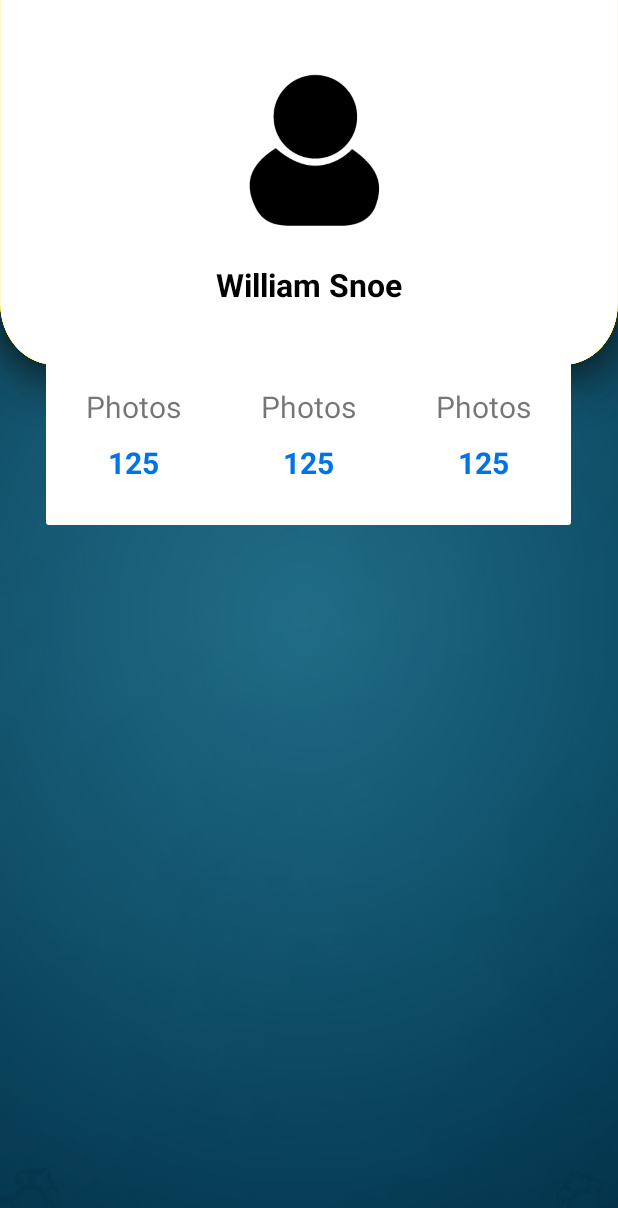
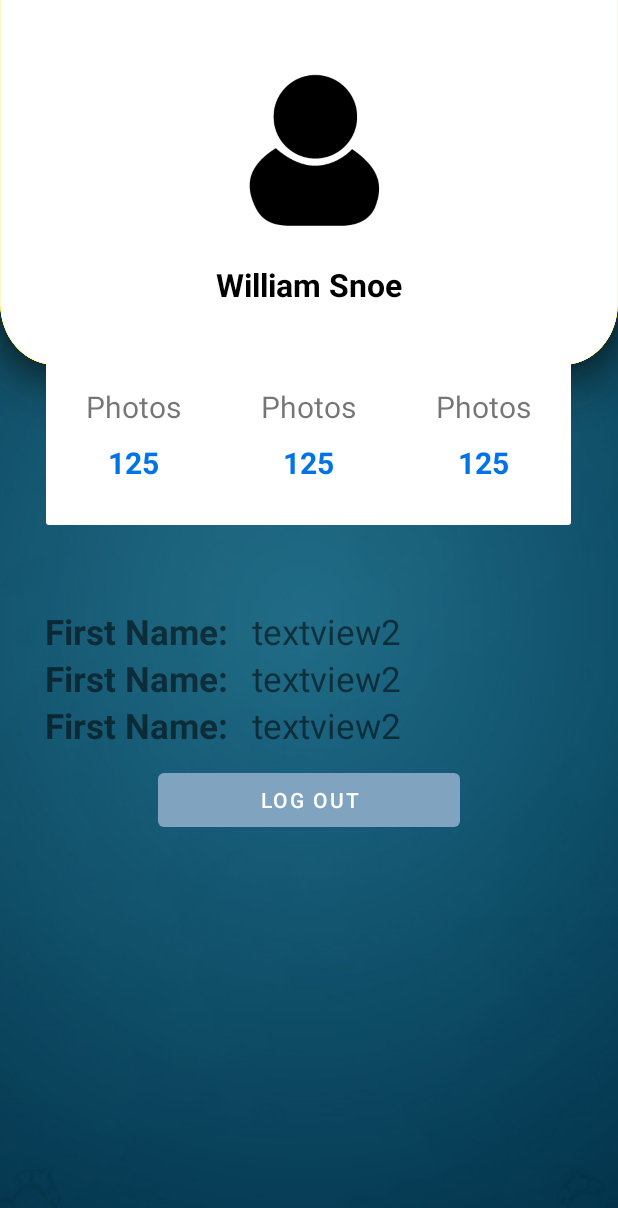
Before and after one commit to GeorgeMoucht/amaltheaApp, an Android app: the Profile screen opened directly, with no data from a screen before it, on a phone screen of 412 x 824 dp. Shown: the top 1208 px of the screen. Run offline under Robolectric (Android 15) with nearby library versions, the phone set to English and light mode, and no system bars; our stand-ins replace Firebase (no records; nobody signed in at launch, a user with empty details on screens opened directly); 4 statements that could not run were skipped.

Commit message:
Initialize rest TextView for Profile

```diff
--- a/app/src/main/res/layout/activity_profile.xml
+++ b/app/src/main/res/layout/activity_profile.xml
@@ -200,12 +200,93 @@
 
 
     <!--=================================I END OF GUESS THIS WILL CHANGE TO RECYCLEVIEW===========================================-->
+    <!-- =====================First Name TextView layout ===================== -->
+    <LinearLayout
+        android:layout_width="wrap_content"
+        android:layout_height="wrap_content"
+        android:orientation="horizontal" >
 
+        <TextView
+            android:layout_width="wrap_content"
+            android:layout_height="wrap_content"
+            android:layout_weight="1"
+            android:layout_marginLeft="30dp"
+            android:textSize="23sp"
+            android:textStyle="bold"
+            android:ellipsize="end"
+            android:maxLines="1"
+            android:text="First Name: " />
 
-    <androidx.recyclerview.widget.RecyclerView
-        android:id="@+id/profileRecyclerView"
-        android:layout_width="match_parent"
-        android:layout_height="match_parent" />
+        <TextView
+            android:id="@+id/tvFirstNamep"
+            android:layout_width="wrap_content"
+            android:layout_height="wrap_content"
+            android:layout_weight="0"
+            android:layout_marginLeft="10dp"
+            android:textSize="23sp"
+            android:ellipsize="end"
+            android:maxLines="1"
+            android:text="textview2" />
+    </LinearLayout>
+    <!-- =====================END OF First Name TextView layout ===================== -->
+    <!-- =====================First Name TextView layout ===================== -->
+    <LinearLayout
+        android:layout_width="wrap_content"
+        android:layout_height="wrap_content"
+        android:orientation="horizontal" >
+
+        <TextView
+            android:layout_width="wrap_content"
+            android:layout_height="wrap_content"
+            android:layout_weight="1"
+            android:layout_marginLeft="30dp"
+            android:textSize="23sp"
+            android:textStyle="bold"
+            android:ellipsize="end"
+            android:maxLines="1"
+            android:text="First Name: " />
+
+        <TextView
+            android:id="@+id/tvLastNamep"
+            android:layout_width="wrap_content"
+            android:layout_height="wrap_content"
+            android:layout_weight="0"
+            android:layout_marginLeft="10dp"
+            android:textSize="23sp"
+            android:ellipsize="end"
+            android:maxLines="1"
+            android:text="textview2" />
+    </LinearLayout>
+    <!-- =====================END OF First Name TextView layout ===================== -->
+    <!-- =====================Email TextView layout ===================== -->
+    <LinearLayout
+        android:layout_width="wrap_content"
+        android:layout_height="wrap_content"
+        android:orientation="horizontal" >
+
+        <TextView
+            android:layout_width="wrap_content"
+            android:layout_height="wrap_content"
+            android:layout_weight="1"
+            android:layout_marginLeft="30dp"
+            android:textSize="23sp"
+            android:textStyle="bold"
+            android:ellipsize="end"
+            android:maxLines="1"
+            android:text="First Name: " />
+
+        <TextView
+            android:id="@+id/tvEmailp"
+            android:layout_width="wrap_content"
+            android:layout_height="wrap_content"
+            android:layout_weight="0"
+            android:layout_marginLeft="10dp"
+            android:textSize="23sp"
+            android:ellipsize="end"
+            android:maxLines="1"
+            android:text="textview2" />
+    </LinearLayout>
+    <!-- =====================END OF Email TextView layout ===================== -->
 
     <Button
         android:id="@+id/LogOutBtn"
```
